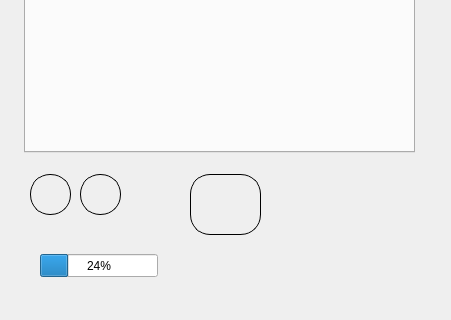
Qt form mainwindow.ui (dpogue/CommAudio) before a commit; both pictures show x 0 to 451 and y 386 to 706 of the 451 by 706 pixel window.
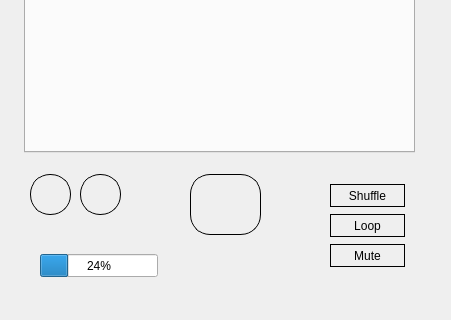
The same form after that commit. The open tabs and pages were chosen to show the change. Icons and pictures are not drawn.

Commit message: added buttons for Terry's requested features, shuffle mode working, tweaking the way the transport works (stops playback when hitting next song button no last song for example)

```diff
--- a/mainwindow.ui
+++ b/mainwindow.ui
@@ -353,16 +353,45 @@
      <number>24</number>
     </property>
    </widget>
-   <zorder>nextPushButton</zorder>
-   <zorder>previousPushButton</zorder>
-   <zorder>chatPushButton</zorder>
-   <zorder>verticalLayoutWidget</zorder>
-   <zorder>connectionPushButton</zorder>
-   <zorder>stopPushButton</zorder>
-   <zorder>verticalLayoutWidget_2</zorder>
-   <zorder>settingsPushButton</zorder>
-   <zorder>downloadProgressBar</zorder>
-   <zorder>playPushButton</zorder>
+   <widget class="QPushButton" name="shufflePushButton">
+    <property name="geometry">
+     <rect>
+      <x>330</x>
+      <y>570</y>
+      <width>75</width>
+      <height>23</height>
+     </rect>
+    </property>
+    <property name="text">
+     <string>Shuffle</string>
+    </property>
+   </widget>
+   <widget class="QPushButton" name="loopPushButton">
+    <property name="geometry">
+     <rect>
+      <x>330</x>
+      <y>600</y>
+      <width>75</width>
+      <height>23</height>
+     </rect>
+    </property>
+    <property name="text">
+     <string>Loop</string>
+    </property>
+   </widget>
+   <widget class="QPushButton" name="mutePushButton">
+    <property name="geometry">
+     <rect>
+      <x>330</x>
+      <y>630</y>
+      <width>75</width>
+      <height>23</height>
+     </rect>
+    </property>
+    <property name="text">
+     <string>Mute</string>
+    </property>
+   </widget>
   </widget>
  </widget>
  <layoutdefault spacing="6" margin="11"/>
```
Left out of the diff: 2 changed lines with no effect on the pictures. The commit also changes 5 other files.
